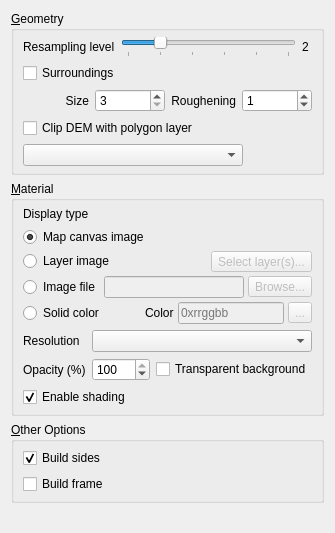
Before: the Qt Designer form ui/demproperties.ui in minorua/Qgis2threejs, drawn with Qt 5.
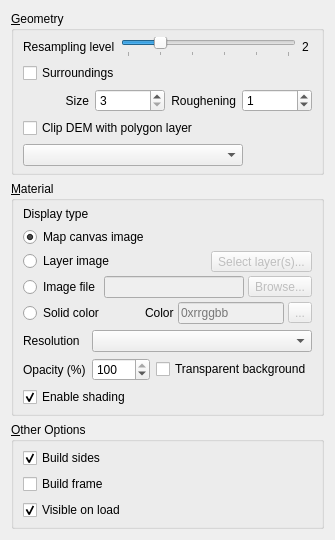
After: the same form once the commit is applied.

Commit message: add 'visible on load' option (fix #140)

Diff of the .ui file:
```diff
--- a/ui/demproperties.ui
+++ b/ui/demproperties.ui
@@ -434,6 +434,16 @@
         </property>
        </widget>
       </item>
+      <item>
+       <widget class="QCheckBox" name="checkBox_Visible">
+        <property name="text">
+         <string>Visible on load</string>
+        </property>
+        <property name="checked">
+         <bool>true</bool>
+        </property>
+       </widget>
+      </item>
      </layout>
     </widget>
    </item>
```
The commit also changes 7 other files.
